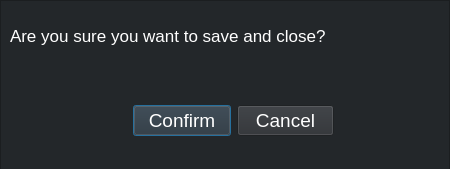
This is UI_files/Schedules/schedule_save_close_dialogbox.ui in KuroNeko717/Cue as Qt 5 draws it before an edit. The edited form follows.
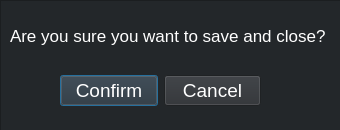
This is the edited form.

```diff
--- a/UI_files/Schedules/schedule_save_close_dialogbox.ui
+++ b/UI_files/Schedules/schedule_save_close_dialogbox.ui
@@ -6,10 +6,22 @@
    <rect>
     <x>0</x>
     <y>0</y>
-    <width>450</width>
-    <height>169</height>
+    <width>340</width>
+    <height>130</height>
    </rect>
   </property>
+  <property name="minimumSize">
+   <size>
+    <width>340</width>
+    <height>130</height>
+   </size>
+  </property>
+  <property name="maximumSize">
+   <size>
+    <width>340</width>
+    <height>130</height>
+   </size>
+  </property>
   <property name="windowTitle">
    <string>Dialog</string>
   </property>
@@ -35,8 +47,8 @@
    <widget class="QWidget" name="horizontalLayoutWidget">
     <property name="geometry">
      <rect>
-      <x>133</x>
-      <y>90</y>
+      <x>60</x>
+      <y>60</y>
       <width>201</width>
       <height>61</height>
      </rect>
```
